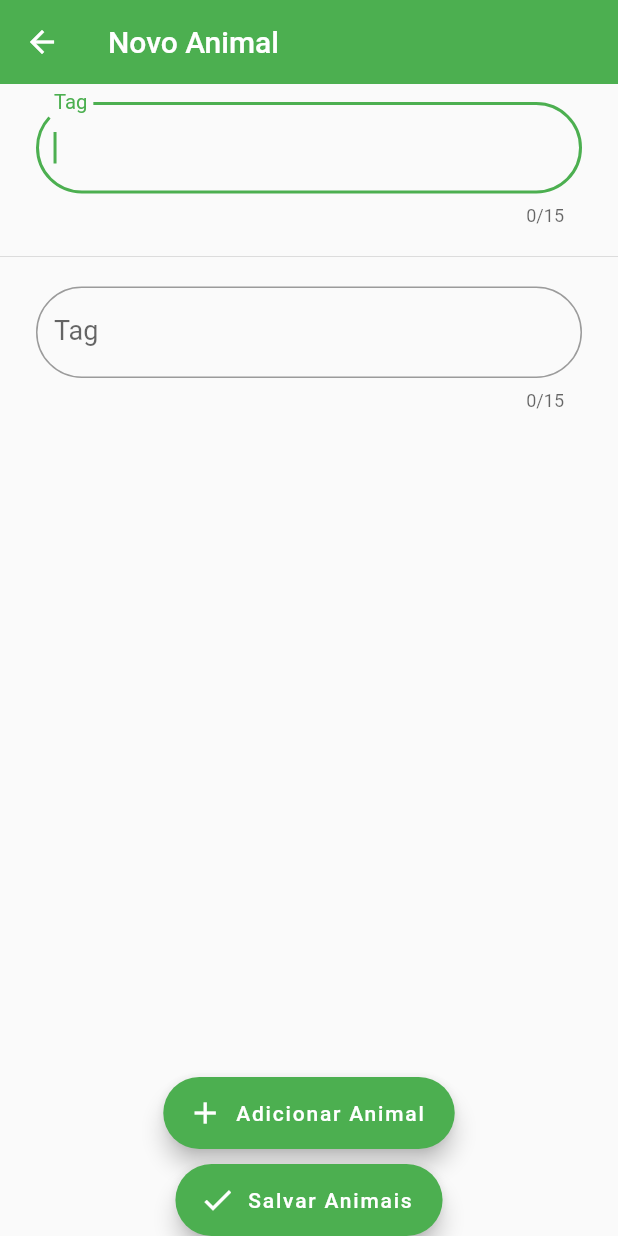
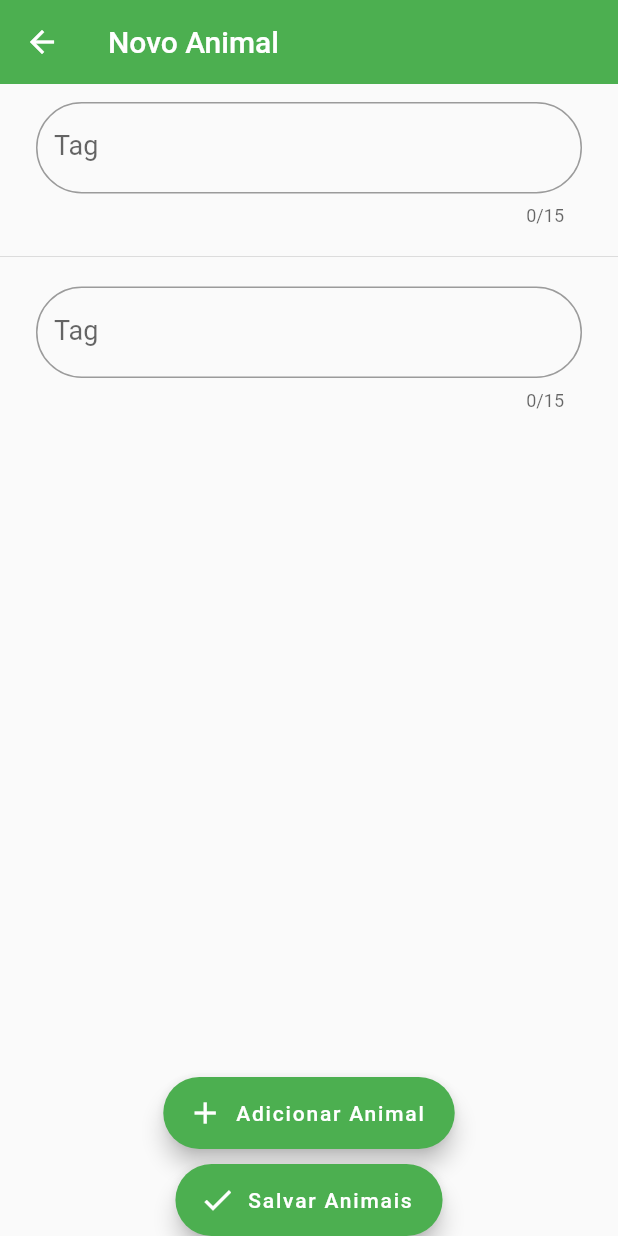
Before and after one commit to herverson/pontaagro, a Flutter app: the AddAnimalPage screen opened by its route, after a tap on "Adicionar Animal", on a phone screen of 412 x 824 dp. Run offline on Flutter 3.47's test engine with Material 2 defaults, Android fonts, the light colour scheme and no system bars; our stand-ins replace objectbox; generated files the repository leaves out were written again.

Commit message:
UI padding

```diff
--- a/lib/pages/add_animal_page.dart
+++ b/lib/pages/add_animal_page.dart
@@ -61,7 +61,7 @@ class _AddAnimalPageState extends State<AddAnimalPage> {
         builder: (context, repository, child) {
           final listForms = repository.listForms;
           return ListView.separated(
-            padding: const EdgeInsets.only(bottom: 100),
+            padding: const EdgeInsets.only(bottom: 110),
             itemBuilder: (context, index) => Padding(
               padding: const EdgeInsets.all(8.0),
               child: ListTile(
--- a/lib/pages/animal_form_widget.dart
+++ b/lib/pages/animal_form_widget.dart
@@ -27,7 +27,6 @@ class _AnimalFormWidgetState extends State<AnimalFormWidget> {
     return Form(
       key: formKey,
       child: TextFormField(
-        autofocus: true,
         maxLength: 15,
         controller: _tag,
         style: const TextStyle(fontSize: 18),
```
